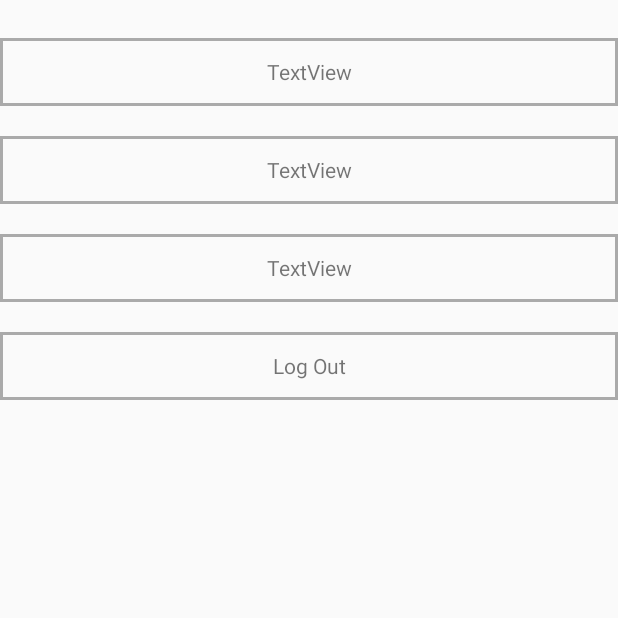
After one commit to NiharikaHari/Fisicoo, an Android app: the SettingsActivity screen opened directly, with no data from a screen before it, on a phone screen of 412 x 824 dp, the top half of it. The commit adds this screen. Run offline under Robolectric (Android 15) with nearby library versions, the phone set to English and light mode, and no system bars.

Commit message:
Steps and Firebase

```diff
--- /dev/null
+++ b/app/src/main/java/com/example/myapplicationapp/SettingsActivity.java
@@ -0,0 +1,24 @@
+package com.example.myapplicationapp;
+
+import android.content.Intent;
+import android.os.Bundle;
+import android.view.View;
+
+import androidx.appcompat.app.ActionBar;
+import androidx.appcompat.app.AppCompatActivity;
+
+public class SettingsActivity extends AppCompatActivity {
+
+    @Override
+    protected void onCreate(Bundle savedInstanceState) {
+        super.onCreate(savedInstanceState);
+        setContentView(R.layout.settings_activity);
+
+    }
+
+    public void clickLogOut(View view){
+        Intent intent = new Intent(this, LogOutActivity.class);
+        startActivity(intent);
+    }
+
+}
--- a/app/src/main/java/com/example/myapplicationapp/ui/login/RegisterActivity.java
+++ b/app/src/main/java/com/example/myapplicationapp/ui/login/RegisterActivity.java
@@ -5,6 +5,7 @@ import androidx.appcompat.app.AppCompatActivity;
 import android.content.Context;
 import android.content.Intent;
 import android.os.Bundle;
+import android.util.Log;
 import android.view.View;
 import android.widget.EditText;
 import android.widget.Toast;
@@ -16,6 +17,8 @@ import com.example.myapplicationapp.data.model.LoggedInUser;
 public class RegisterActivity extends AppCompatActivity {
 
     //declaring instance of firebase auth
+
+    private static final String TAG = "Register user";
 
 
     LoggedInUser user;
@@ -59,6 +62,8 @@ public class RegisterActivity extends AppCompatActivity {
         SaveSharedPreference.setHeight(RegisterActivity.this, ht);
         SaveSharedPreference.setWeight(RegisterActivity.this, wt);
 
+        Log.d(TAG, "---------------Set values for mail, name, ht, wt");
+
         user = new LoggedInUser(email, name1, ht, wt);
 
         Intent intent = new Intent(this, HomeActivity.class);
--- /dev/null
+++ b/app/src/main/res/drawable/textview_border_settings.xml
@@ -0,0 +1,9 @@
+<?xml version="1.0" encoding="utf-8"?>
+   <shape xmlns:android="http://schemas.android.com/apk/res/android"
+        android:shape="rectangle" >
+
+        <stroke
+            android:width="2dp"
+            android:color="#AAAAAA" />
+
+    </shape>
--- /dev/null
+++ b/app/src/main/res/layout/settings_activity.xml
@@ -0,0 +1,63 @@
+<androidx.constraintlayout.widget.ConstraintLayout xmlns:android="http://schemas.android.com/apk/res/android"
+    xmlns:app="http://schemas.android.com/apk/res-auto"
+    xmlns:tools="http://schemas.android.com/tools"
+    android:layout_width="match_parent"
+    android:layout_height="match_parent">
+
+
+    <TextView
+        android:id="@+id/textView8"
+        android:layout_width="0dp"
+        android:layout_height="45dp"
+        android:layout_marginTop="25dp"
+        android:gravity="center"
+        android:text="TextView"
+        android:background="@drawable/textview_border_settings"
+
+        app:layout_constraintEnd_toEndOf="parent"
+        app:layout_constraintStart_toStartOf="parent"
+        app:layout_constraintTop_toTopOf="parent" />
+
+    <TextView
+        android:id="@+id/textView7"
+        android:layout_width="0dp"
+        android:layout_height="45dp"
+        android:layout_marginTop="20dp"
+        android:gravity="center"
+        android:text="TextView"
+        android:background="@drawable/textview_border_settings"
+
+        app:layout_constraintEnd_toEndOf="parent"
+        app:layout_constraintHorizontal_bias="0.0"
+        app:layout_constraintStart_toStartOf="parent"
+        app:layout_constraintTop_toBottomOf="@+id/textView8" />
+
+    <TextView
+        android:id="@+id/textView9"
+        android:layout_width="0dp"
+        android:layout_height="45dp"
+        android:layout_marginTop="20dp"
+        android:gravity="center"
+        android:text="TextView"
+        android:background="@drawable/textview_border_settings"
+
+        app:layout_constraintEnd_toEndOf="parent"
+        app:layout_constraintHorizontal_bias="0.0"
+        app:layout_constraintStart_toStartOf="parent"
+        app:layout_constraintTop_toBottomOf="@+id/textView7" />
+
+    <TextView
+        android:id="@+id/textView10"
+        android:layout_width="0dp"
+        android:layout_height="45dp"
+        android:layout_marginTop="20dp"
+        android:background="@drawable/textview_border_settings"
+        android:gravity="center"
+
+        android:onClick="clickLogOut"
+        android:text="Log Out"
+        app:layout_constraintEnd_toEndOf="parent"
+        app:layout_constraintHorizontal_bias="0.0"
+        app:layout_constraintStart_toStartOf="parent"
+        app:layout_constraintTop_toBottomOf="@+id/textView9" />
+</androidx.constraintlayout.widget.ConstraintLayout>
```
Also changed, not shown: app/src/main/java/com/example/myapplicationapp/BMICalculatorActivity.java (+8 -2 lines), app/src/main/java/com/example/myapplicationapp/LogOutActivity.java (added, +34 -0 lines), app/src/main/java/com/example/myapplicationapp/ui/login/SaveSharedPreference.java (+20 -0 lines).
